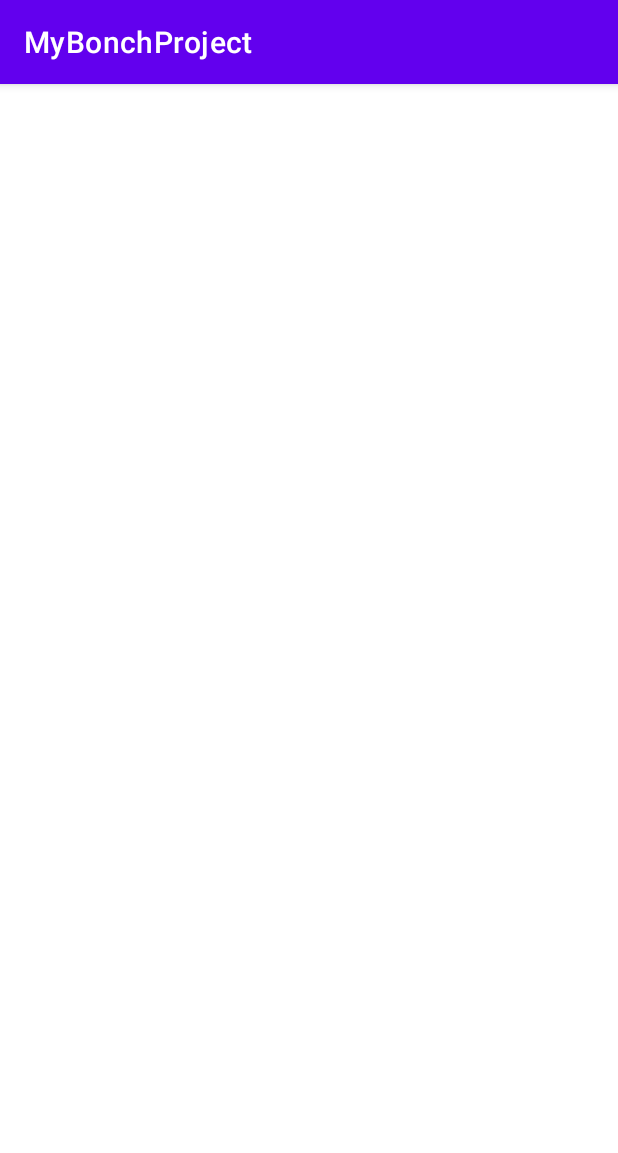
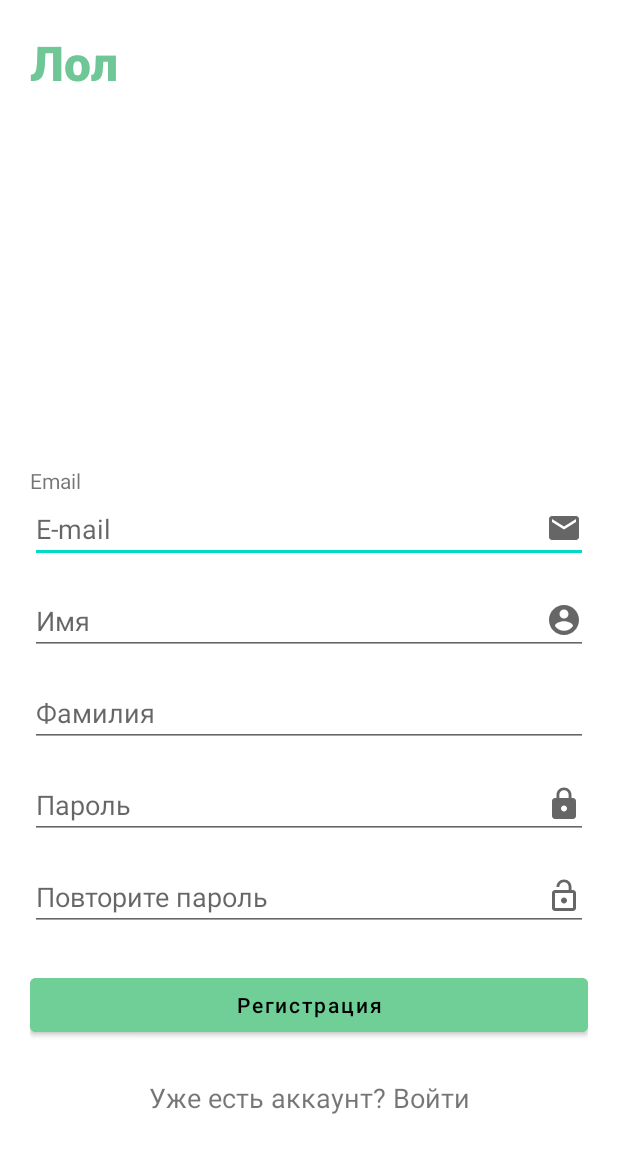
Before and after one commit to TinTin849/MyBonchProject, an Android app: the screen it shows after launch (MainActivity), on a phone screen of 412 x 824 dp. Shown: the top 1153 px of the screen. Run offline under Robolectric (Android 15) with nearby library versions, the phone set to English and light mode, and no system bars.

Commit message:
added registration view

```diff
--- a/app/src/main/AndroidManifest.xml
+++ b/app/src/main/AndroidManifest.xml
@@ -9,6 +9,7 @@
         android:roundIcon="@mipmap/ic_launcher_round"
         android:supportsRtl="true"
         android:theme="@style/Theme.MyBonchProject">
+
         <activity android:name=".MainActivity">
             <intent-filter>
                 <action android:name="android.intent.action.MAIN" />
--- /dev/null
+++ b/app/src/main/res/drawable/ic_baseline_account_circle_24.xml
@@ -0,0 +1,10 @@
+<vector xmlns:android="http://schemas.android.com/apk/res/android"
+    android:width="24dp"
+    android:height="24dp"
+    android:viewportWidth="24"
+    android:viewportHeight="24"
+    android:tint="?attr/colorControlNormal">
+  <path
+      android:fillColor="@android:color/white"
+      android:pathData="M12,2C6.48,2 2,6.48 2,12s4.48,10 10,10 10,-4.48 10,-10S17.52,2 12,2zM12,5c1.66,0 3,1.34 3,3s-1.34,3 -3,3 -3,-1.34 -3,-3 1.34,-3 3,-3zM12,19.2c-2.5,0 -4.71,-1.28 -6,-3.22 0.03,-1.99 4,-3.08 6,-3.08 1.99,0 5.97,1.09 6,3.08 -1.29,1.94 -3.5,3.22 -6,3.22z"/>
+</vector>
--- /dev/null
+++ b/app/src/main/res/drawable/ic_baseline_email_24.xml
@@ -0,0 +1,10 @@
+<vector xmlns:android="http://schemas.android.com/apk/res/android"
+    android:width="24dp"
+    android:height="24dp"
+    android:viewportWidth="24"
+    android:viewportHeight="24"
+    android:tint="?attr/colorControlNormal">
+  <path
+      android:fillColor="@android:color/white"
+      android:pathData="M20,4L4,4c-1.1,0 -1.99,0.9 -1.99,2L2,18c0,1.1 0.9,2 2,2h16c1.1,0 2,-0.9 2,-2L22,6c0,-1.1 -0.9,-2 -2,-2zM20,8l-8,5 -8,-5L4,6l8,5 8,-5v2z"/>
+</vector>
--- /dev/null
+++ b/app/src/main/res/drawable/ic_baseline_lock_24.xml
@@ -0,0 +1,10 @@
+<vector xmlns:android="http://schemas.android.com/apk/res/android"
+    android:width="24dp"
+    android:height="24dp"
+    android:viewportWidth="24"
+    android:viewportHeight="24"
+    android:tint="?attr/colorControlNormal">
+  <path
+      android:fillColor="@android:color/white"
+      android:pathData="M18,8h-1L17,6c0,-2.76 -2.24,-5 -5,-5S7,3.24 7,6v2L6,8c-1.1,0 -2,0.9 -2,2v10c0,1.1 0.9,2 2,2h12c1.1,0 2,-0.9 2,-2L20,10c0,-1.1 -0.9,-2 -2,-2zM12,17c-1.1,0 -2,-0.9 -2,-2s0.9,-2 2,-2 2,0.9 2,2 -0.9,2 -2,2zM15.1,8L8.9,8L8.9,6c0,-1.71 1.39,-3.1 3.1,-3.1 1.71,0 3.1,1.39 3.1,3.1v2z"/>
+</vector>
--- /dev/null
+++ b/app/src/main/res/drawable/ic_baseline_lock_open_24.xml
@@ -0,0 +1,10 @@
+<vector xmlns:android="http://schemas.android.com/apk/res/android"
+    android:width="24dp"
+    android:height="24dp"
+    android:viewportWidth="24"
+    android:viewportHeight="24"
+    android:tint="?attr/colorControlNormal">
+  <path
+      android:fillColor="@android:color/white"
+      android:pathData="M12,17c1.1,0 2,-0.9 2,-2s-0.9,-2 -2,-2 -2,0.9 -2,2 0.9,2 2,2zM18,8h-1L17,6c0,-2.76 -2.24,-5 -5,-5S7,3.24 7,6h1.9c0,-1.71 1.39,-3.1 3.1,-3.1 1.71,0 3.1,1.39 3.1,3.1v2L6,8c-1.1,0 -2,0.9 -2,2v10c0,1.1 0.9,2 2,2h12c1.1,0 2,-0.9 2,-2L20,10c0,-1.1 -0.9,-2 -2,-2zM18,20L6,20L6,10h12v10z"/>
+</vector>
--- a/app/src/main/res/layout/activity_main.xml
+++ b/app/src/main/res/layout/activity_main.xml
@@ -4,4 +4,123 @@
     xmlns:tools="http://schemas.android.com/tools"
     android:layout_width="match_parent"
     android:layout_height="match_parent"
-    tools:context=".MainActivity"/>
+    android:padding="20dp"
+    tools:context=".MainActivity">
+
+    <EditText
+        android:id="@+id/editTextEmailAddress"
+        android:layout_width="0dp"
+        android:layout_height="wrap_content"
+        android:layout_marginBottom="16dp"
+        android:drawableEnd="@drawable/ic_baseline_email_24"
+        android:ems="10"
+        android:hint="@string/e_mailEditView"
+        android:inputType="textEmailAddress"
+        app:layout_constraintBottom_toTopOf="@+id/editTextPersonName1"
+        app:layout_constraintEnd_toEndOf="parent"
+        app:layout_constraintHorizontal_bias="0.6"
+        app:layout_constraintStart_toStartOf="parent" />
+
+    <EditText
+        android:id="@+id/editTextPassword2"
+        android:layout_width="match_parent"
+        android:layout_height="wrap_content"
+        android:layout_marginBottom="25dp"
+        android:drawableEnd="@drawable/ic_baseline_lock_open_24"
+        android:ems="10"
+        android:hint="@string/passwordEditView2"
+        android:inputType="textPassword"
+        app:layout_constraintBottom_toTopOf="@+id/buttonRegistration1"
+        app:layout_constraintEnd_toEndOf="parent"
+        app:layout_constraintHorizontal_bias="0.6"
+        app:layout_constraintStart_toStartOf="parent" />
+
+    <EditText
+        android:id="@+id/editTextPersonName1"
+        android:layout_width="match_parent"
+        android:layout_height="wrap_content"
+        android:layout_marginBottom="16dp"
+        android:drawableEnd="@drawable/ic_baseline_account_circle_24"
+        android:ems="10"
+        android:hint="@string/nameEditView"
+        android:inputType="textPersonName"
+        app:layout_constraintBottom_toTopOf="@+id/editTextPersonSurname1"
+        app:layout_constraintEnd_toEndOf="parent"
+        app:layout_constraintHorizontal_bias="0.6"
+        app:layout_constraintStart_toStartOf="parent" />
+
+    <EditText
+        android:id="@+id/editTextPersonSurname1"
+        android:layout_width="match_parent"
+        android:layout_height="wrap_content"
+        android:layout_marginBottom="16dp"
+        android:ems="10"
+        android:hint="@string/surnameEditView"
+        android:inputType="textPersonName"
+        app:layout_constraintBottom_toTopOf="@+id/editTextPassword1"
+        app:layout_constraintEnd_toEndOf="parent"
+        app:layout_constraintHorizontal_bias="0.6"
+        app:layout_constraintStart_toStartOf="parent" />
+
+    <EditText
+        android:id="@+id/editTextPassword1"
+        android:layout_width="match_parent"
+        android:layout_height="wrap_content"
+        android:layout_marginBottom="16dp"
+        android:drawableEnd="@drawable/ic_baseline_lock_24"
+        android:ems="10"
+        android:hint="@string/passwordEditView"
+        android:inputType="textPassword"
+        app:layout_constraintBottom_toTopOf="@+id/editTextPassword2"
+        app:layout_constraintEnd_toEndOf="parent"
+        app:layout_constraintHorizontal_bias="0.6"
+        app:layout_constraintStart_toStartOf="parent" />
+
+    <TextView
+        android:id="@+id/textView1"
+        android:layout_width="wrap_content"
+        android:layout_height="wrap_content"
+        android:fontFamily="sans-serif-medium"
+        android:text="@string/LolTextView"
+        android:textColor="#6fc697"
+        android:textSize="32sp"
+        android:textStyle="bold"
+        app:layout_constraintStart_toStartOf="parent"
+        app:layout_constraintTop_toTopOf="parent" />
+
+    <Button
+        android:id="@+id/buttonRegistration1"
+        android:layout_width="match_parent"
+        android:layout_height="wrap_content"
+        android:layout_marginBottom="25dp"
+        android:backgroundTint="#6FCF97"
+        android:fontFamily="sans-serif-medium"
+        android:text="@string/registrationButton"
+        android:textAllCaps="false"
+        android:textColor="#000000"
+        android:typeface="normal"
+        app:layout_constraintBottom_toTopOf="@+id/textView3"
+        app:layout_constraintEnd_toEndOf="parent"
+        app:layout_constraintStart_toStartOf="parent" />
+
+    <TextView
+        android:id="@+id/textView3"
+        android:layout_width="wrap_content"
+        android:layout_height="wrap_content"
+        android:layout_marginBottom="60dp"
+        android:text="@string/isAccountTextView"
+        android:textSize="18sp"
+        app:layout_constraintBottom_toBottomOf="parent"
+        app:layout_constraintEnd_toEndOf="parent"
+        app:layout_constraintStart_toStartOf="parent" />
+
+    <TextView
+        android:id="@+id/textView2"
+        android:layout_width="0dp"
+        android:layout_height="wrap_content"
+        android:text="@string/emailTextView"
+        app:layout_constraintBottom_toTopOf="@+id/editTextEmailAddress"
+        app:layout_constraintEnd_toEndOf="parent"
+        app:layout_constraintStart_toStartOf="parent" />
+
+</androidx.constraintlayout.widget.ConstraintLayout>
--- a/app/src/main/res/values/strings.xml
+++ b/app/src/main/res/values/strings.xml
@@ -1,3 +1,12 @@
 <resources>
     <string name="app_name">MyBonchProject</string>
+    <string name="emailTextView">Email</string>
+    <string name="LolTextView">Лол</string>
+    <string name="e_mailEditView">E-mail</string>
+    <string name="nameEditView">Имя</string>
+    <string name="surnameEditView">Фамилия</string>
+    <string name="passwordEditView">Пароль</string>
+    <string name="passwordEditView2">Повторите пароль</string>
+    <string name="registrationButton">Регистрация</string>
+    <string name="isAccountTextView">Уже есть аккаунт? Войти</string>
 </resources>
--- a/app/src/main/res/values/themes.xml
+++ b/app/src/main/res/values/themes.xml
@@ -1,6 +1,6 @@
 <resources xmlns:tools="http://schemas.android.com/tools">
     <!-- Base application theme. -->
-    <style name="Theme.MyBonchProject" parent="Theme.MaterialComponents.DayNight.DarkActionBar">
+    <style name="Theme.MyBonchProject" parent="Theme.MaterialComponents.DayNight.NoActionBar">
         <!-- Primary brand color. -->
         <item name="colorPrimary">@color/purple_500</item>
         <item name="colorPrimaryVariant">@color/purple_700</item>
```
